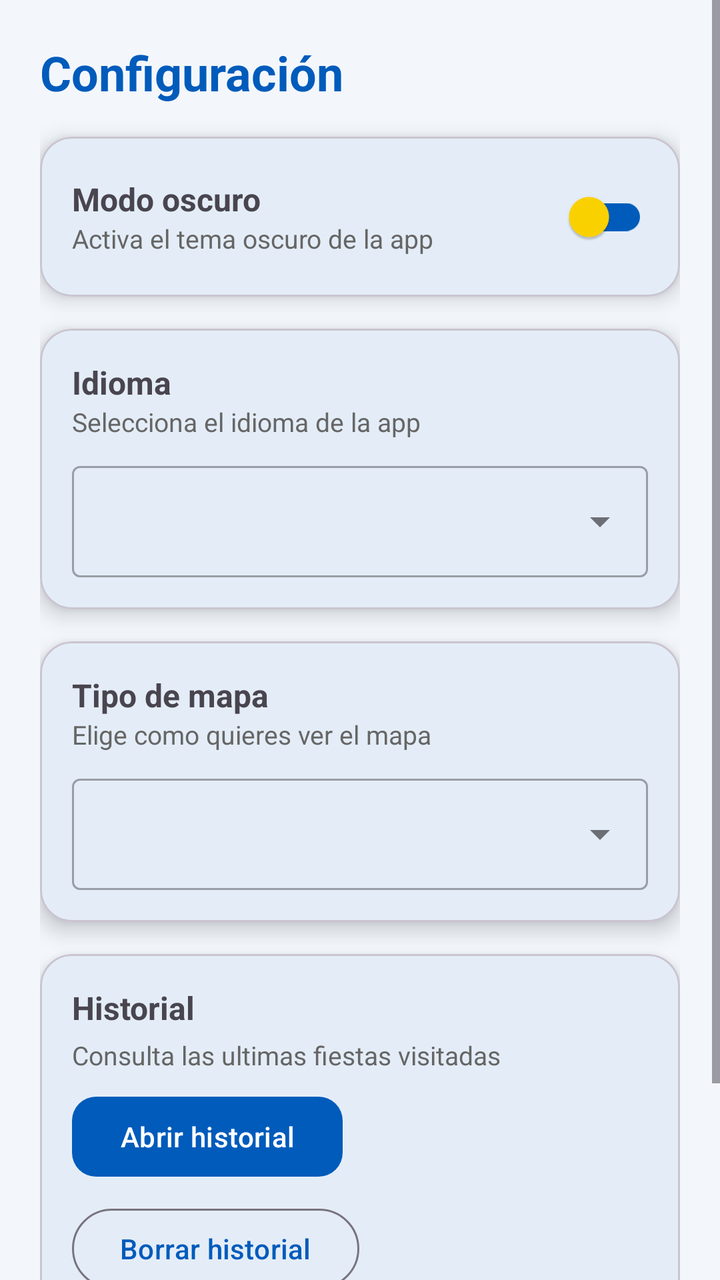
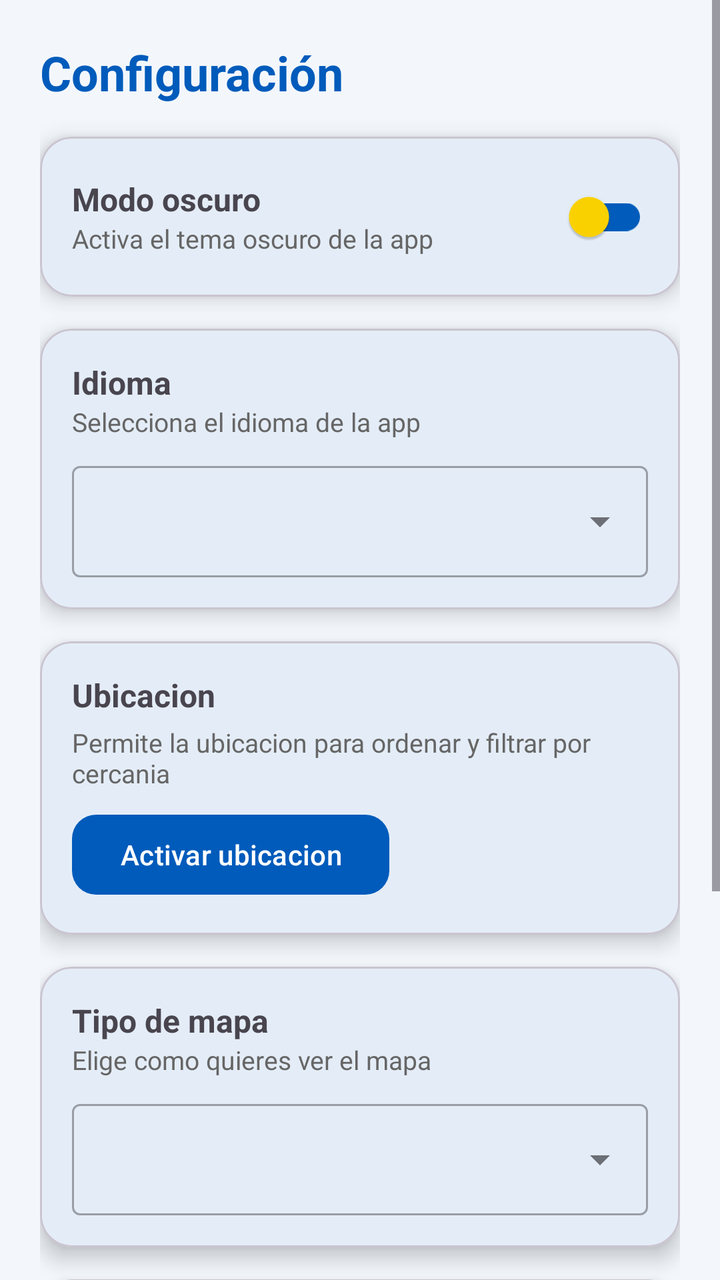

Before-and-after screenshots of an Android layout around one commit, followed by the original layout XML and the change that was made.
<!-- AndroidManifest.xml: application theme Theme.FiestasAsturiasApp -->
<!-- res/layout/fragment_settings.xml -->
<?xml version="1.0" encoding="utf-8"?>
<ScrollView xmlns:android="http://schemas.android.com/apk/res/android"
    xmlns:app="http://schemas.android.com/apk/res-auto"
    android:layout_width="match_parent"
    android:layout_height="match_parent"
    android:background="@color/background">

    <LinearLayout
        android:layout_width="match_parent"
        android:layout_height="wrap_content"
        android:orientation="vertical"
        android:padding="20dp">

        
        <TextView
            android:text="@string/settings"
            android:textSize="24sp"
            android:textStyle="bold"
            android:textColor="@color/primary"
            android:layout_marginBottom="16dp"
            android:layout_width="wrap_content"
            android:layout_height="wrap_content"/>

        
        <com.google.android.material.card.MaterialCardView
            android:layout_width="match_parent"
            android:layout_height="wrap_content"
            app:cardCornerRadius="16dp"
            app:cardElevation="6dp"
            android:layout_marginBottom="16dp">

            <LinearLayout
                android:layout_width="match_parent"
                android:layout_height="wrap_content"
                android:padding="16dp"
                android:orientation="horizontal"
                android:gravity="center_vertical">

                <LinearLayout
                    android:layout_width="0dp"
                    android:layout_height="wrap_content"
                    android:layout_weight="1"
                    android:orientation="vertical">

                    <TextView
                        android:text="@string/dark_mode"
                        android:textSize="16sp"
                        android:textStyle="bold"
                        android:layout_width="wrap_content"
                        android:layout_height="wrap_content"/>

                    <TextView
                        android:text="@string/dark_mode_indication"
                        android:textSize="13sp"
                        android:textColor="#666"
                        android:layout_width="wrap_content"
                        android:layout_height="wrap_content"/>
                </LinearLayout>

                
                <com.google.android.material.switchmaterial.SwitchMaterial
                    android:id="@+id/switchDarkMode"
                    android:layout_width="wrap_content"
                    android:layout_height="wrap_content"
                    app:trackTint="@color/primary"
                    app:thumbTint="@color/secondary"/>
            </LinearLayout>

        </com.google.android.material.card.MaterialCardView>

        <com.google.android.material.card.MaterialCardView
            android:layout_width="match_parent"
            android:layout_height="wrap_content"
            app:cardCornerRadius="16dp"
            app:cardElevation="6dp"
            android:layout_marginBottom="16dp">

            <LinearLayout
                android:layout_width="match_parent"
                android:layout_height="wrap_content"
                android:padding="16dp"
                android:orientation="vertical">

                <TextView
                    android:text="@string/language"
                    android:textSize="16sp"
                    android:textStyle="bold"
                    android:layout_width="wrap_content"
                    android:layout_height="wrap_content"/>

                <TextView
                    android:text="@string/language_indication"
                    android:textSize="13sp"
                    android:textColor="#666"
                    android:layout_width="wrap_content"
                    android:layout_height="wrap_content"
                    android:layout_marginBottom="8dp"/>

                <com.google.android.material.textfield.TextInputLayout
                    android:layout_width="match_parent"
                    android:layout_height="wrap_content"
                    style="@style/Widget.MaterialComponents.TextInputLayout.OutlinedBox.ExposedDropdownMenu">

                    <AutoCompleteTextView
                        android:id="@+id/languageSelector"
                        android:layout_width="match_parent"
                        android:layout_height="wrap_content"
                        android:inputType="none"
                        android:focusable="false"/>
                </com.google.android.material.textfield.TextInputLayout>
            </LinearLayout>

        </com.google.android.material.card.MaterialCardView>

        <com.google.android.material.card.MaterialCardView
            android:layout_width="match_parent"
            android:layout_height="wrap_content"
            app:cardCornerRadius="16dp"
            app:cardElevation="6dp"
            android:layout_marginBottom="16dp">

            <LinearLayout
                android:layout_width="match_parent"
                android:layout_height="wrap_content"
                android:padding="16dp"
                android:orientation="vertical">

                <TextView
                    android:text="@string/map_type"
                    android:textSize="16sp"
                    android:textStyle="bold"
                    android:layout_width="wrap_content"
                    android:layout_height="wrap_content"/>

                <TextView
                    android:text="@string/map_type_indication"
                    android:textSize="13sp"
                    android:textColor="#666"
                    android:layout_width="wrap_content"
                    android:layout_height="wrap_content"
                    android:layout_marginBottom="8dp"/>

                <com.google.android.material.textfield.TextInputLayout
                    android:layout_width="match_parent"
                    android:layout_height="wrap_content"
                    style="@style/Widget.MaterialComponents.TextInputLayout.OutlinedBox.ExposedDropdownMenu">

                    <AutoCompleteTextView
                        android:id="@+id/mapTypeSelector"
                        android:layout_width="match_parent"
                        android:layout_height="wrap_content"
                        android:inputType="none"
                        android:focusable="false"/>
                </com.google.android.material.textfield.TextInputLayout>
            </LinearLayout>

        </com.google.android.material.card.MaterialCardView>

        <com.google.android.material.card.MaterialCardView
            android:layout_width="match_parent"
            android:layout_height="wrap_content"
            app:cardCornerRadius="16dp"
            app:cardElevation="6dp"
            android:layout_marginBottom="16dp">

            <LinearLayout
                android:layout_width="match_parent"
                android:layout_height="wrap_content"
                android:orientation="vertical"
                android:padding="16dp">

                <TextView
                    android:layout_width="wrap_content"
                    android:layout_height="wrap_content"
                    android:text="@string/history"
                    android:textSize="16sp"
                    android:textStyle="bold" />

                <TextView
                    android:layout_width="wrap_content"
                    android:layout_height="wrap_content"
                    android:layout_marginTop="4dp"
                    android:layout_marginBottom="8dp"
                    android:text="@string/history_indication"
                    android:textColor="@color/textSecondary"
                    android:textSize="13sp" />

                <com.google.android.material.button.MaterialButton
                    android:id="@+id/btnOpenHistory"
                    android:layout_width="wrap_content"
                    android:layout_height="wrap_content"
                    android:text="@string/open_history"
                    android:textAllCaps="false" />

                <com.google.android.material.button.MaterialButton
                    android:id="@+id/btnClearHistory"
                    style="@style/Widget.Material3.Button.OutlinedButton"
                    android:layout_width="wrap_content"
                    android:layout_height="wrap_content"
                    android:layout_marginTop="8dp"
                    android:text="@string/clear_history"
                    android:textAllCaps="false" />

                <com.google.android.material.button.MaterialButton
                    android:id="@+id/btnClearFavorites"
                    style="@style/Widget.Material3.Button.OutlinedButton"
                    android:layout_width="wrap_content"
                    android:layout_height="wrap_content"
                    android:layout_marginTop="8dp"
                    android:text="@string/clear_favorites"
                    android:textAllCaps="false" />
            </LinearLayout>
        </com.google.android.material.card.MaterialCardView>

    </LinearLayout>

</ScrollView>
<!-- resources referenced by this layout -->
<resources>
  <color name="background">#F3F7FC</color>
  <color name="primary">#005BBB</color>
  <color name="secondary">#FFD500</color>
  <color name="textSecondary">#666666</color>
  <string name="clear_favorites">Borrar favoritos</string>
  <string name="clear_history">Borrar historial</string>
  <string name="dark_mode">Modo oscuro</string>
  <string name="dark_mode_indication">Activa el tema oscuro de la app</string>
  <string name="history">Historial</string>
  <string name="history_indication">Consulta las ultimas fiestas visitadas</string>
  <string name="language">Idioma</string>
  <string name="language_indication">Selecciona el idioma de la app</string>
  <string name="map_type">Tipo de mapa</string>
  <string name="map_type_indication">Elige como quieres ver el mapa</string>
  <string name="open_history">Abrir historial</string>
  <string name="settings">Configuración</string>
  <style name="Theme.FiestasAsturiasApp" parent="Base.Theme.FiestasAsturiasApp" />
  <style name="Base.Theme.FiestasAsturiasApp" parent="Theme.Material3.DayNight.NoActionBar">
  
          
          <item name="colorPrimary">@color/primary</item>
          <item name="colorOnPrimary">@color/onPrimary</item>
  
          
          <item name="colorSecondary">@color/secondary</item>
          <item name="colorOnSecondary">@color/onSecondary</item>
  
          
          <item name="android:colorBackground">@color/background</item>
          <item name="android:windowBackground">@color/background</item>
  
          
          <item name="colorSurface">@color/surface</item>
  
          
          <item name="android:statusBarColor">@color/primaryVariant</item>
  
          
          <item name="materialButtonStyle">@style/Widget.Fiestas.Button</item>
  
      </style>
  <color name="onPrimary">#FFFFFF</color>
  <color name="onSecondary">#1A1A1A</color>
  <color name="surface">#FFFFFF</color>
  <color name="primaryVariant">#004A98</color>
  <style name="Widget.Fiestas.Button" parent="Widget.Material3.Button">
          <item name="android:textAllCaps">false</item>
          <item name="cornerRadius">12dp</item>
      </style>
</resources>

<!-- the commit's change to res/layout/fragment_settings.xml (unified diff, before → after) -->
@@ -101,7 +101,7 @@
                     android:layout_height="wrap_content"
                     style="@style/Widget.MaterialComponents.TextInputLayout.OutlinedBox.ExposedDropdownMenu">
 
-                    <AutoCompleteTextView
+                    <com.google.android.material.textfield.MaterialAutoCompleteTextView
                         android:id="@+id/languageSelector"
                         android:layout_width="match_parent"
                         android:layout_height="wrap_content"
@@ -115,6 +115,44 @@
         <com.google.android.material.card.MaterialCardView
             android:layout_width="match_parent"
             android:layout_height="wrap_content"
+            android:layout_marginBottom="16dp"
+            app:cardCornerRadius="16dp"
+            app:cardElevation="6dp">
+
+            <LinearLayout
+                android:layout_width="match_parent"
+                android:layout_height="wrap_content"
+                android:orientation="vertical"
+                android:padding="16dp">
+
+                <TextView
+                    android:layout_width="wrap_content"
+                    android:layout_height="wrap_content"
+                    android:text="@string/location_permission_title"
+                    android:textSize="16sp"
+                    android:textStyle="bold" />
+
+                <TextView
+                    android:layout_width="wrap_content"
+                    android:layout_height="wrap_content"
+                    android:layout_marginTop="4dp"
+                    android:layout_marginBottom="8dp"
+                    android:text="@string/location_permission_indication"
+                    android:textColor="@color/textSecondary"
+                    android:textSize="13sp" />
+
+                <com.google.android.material.button.MaterialButton
+                    android:id="@+id/btnLocationPermission"
+                    android:layout_width="wrap_content"
+                    android:layout_height="wrap_content"
+                    android:text="@string/location_permission_button"
+                    android:textAllCaps="false" />
+            </LinearLayout>
+        </com.google.android.material.card.MaterialCardView>
+
+        <com.google.android.material.card.MaterialCardView
+            android:layout_width="match_parent"
+            android:layout_height="wrap_content"
             app:cardCornerRadius="16dp"
             app:cardElevation="6dp"
             android:layout_marginBottom="16dp">
@@ -145,7 +183,7 @@
                     android:layout_height="wrap_content"
                     style="@style/Widget.MaterialComponents.TextInputLayout.OutlinedBox.ExposedDropdownMenu">
 
-                    <AutoCompleteTextView
+                    <com.google.android.material.textfield.MaterialAutoCompleteTextView
                         android:id="@+id/mapTypeSelector"
                         android:layout_width="match_parent"
                         android:layout_height="wrap_content"
<!-- resource entries referenced after the edit -->
@@ -12,6 +12,9 @@
   <string name="history_indication">Consulta las ultimas fiestas visitadas</string>
   <string name="language">Idioma</string>
   <string name="language_indication">Selecciona el idioma de la app</string>
+  <string name="location_permission_button">Activar ubicacion</string>
+  <string name="location_permission_indication">Permite la ubicacion para ordenar y filtrar por cercania</string>
+  <string name="location_permission_title">Ubicacion</string>
   <string name="map_type">Tipo de mapa</string>
   <string name="map_type_indication">Elige como quieres ver el mapa</string>
   <string name="open_history">Abrir historial</string>
